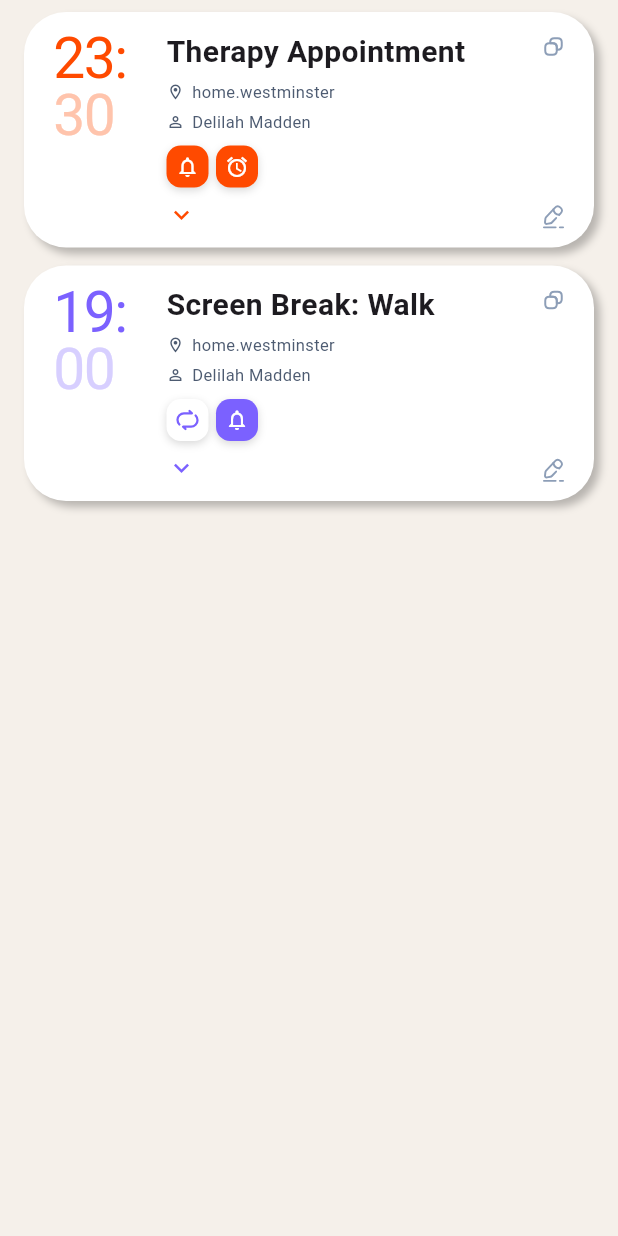
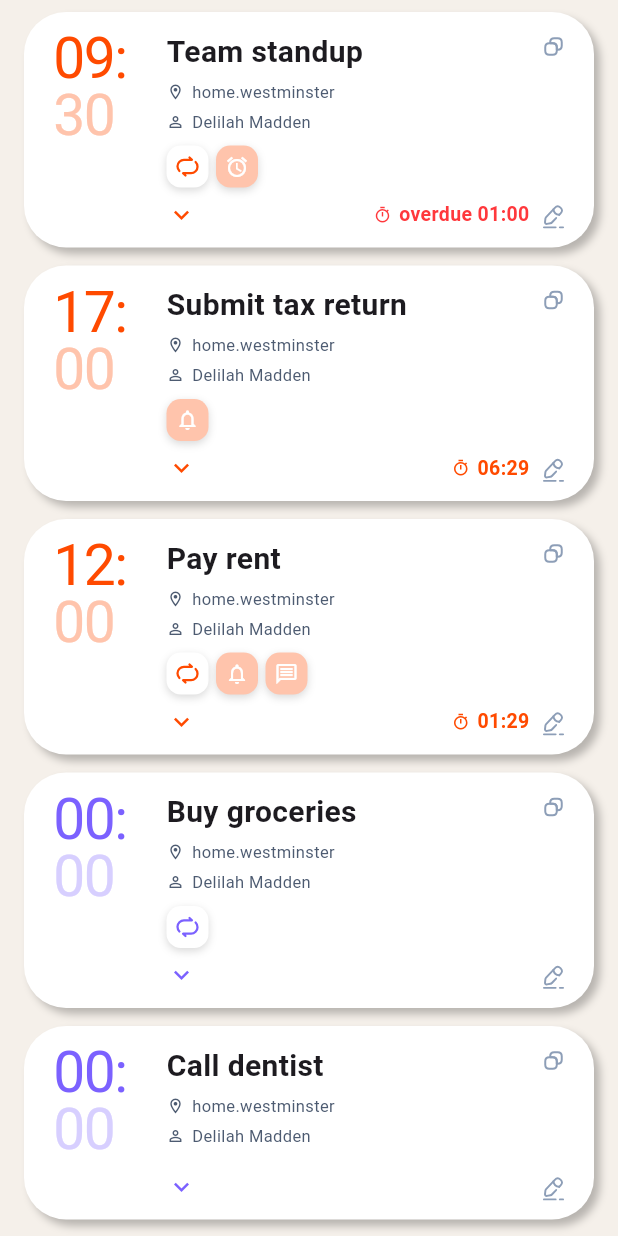
Before and after one commit to 3llasious/Quimbi-Public, a Flutter app: the screen it shows after launch, on a phone screen of 412 x 824 dp. Run offline on Flutter 3.47's test engine with Material 3 defaults, Android fonts, the phone set to English and light mode, and no system bars; our stand-ins replace flutter_svg, sqflite; accounts and stored records are empty; Roboto replaces fonts that are missing (Anonymous Pro).

Commit message:
added overdue lgic to the card display

```diff
--- /dev/null
+++ b/quimbi/lib/db/data/task_seed_loader.dart
@@ -0,0 +1,114 @@
+import '../../models/task_model.dart';
+import '../../models/subtask_model.dart';
+import '../../models/recurrence_model.dart';
+import '../../models/alert_model.dart';
+import '../../models/link_model.dart';
+import '../../models/location_model.dart';
+import '../../models/person_model.dart';
+import 'tasks.dart';
+import 'subtasks.dart';
+import 'recurrence_patterns_data.dart';
+import 'alerts_data.dart';
+import 'links_data.dart';
+import 'locations_data.dart';
+import 'people_data.dart';
+import 'task_people_data.dart';
+
+List<TaskModel> loadTestTasks() {
+  return List.generate(testTasks.length, (index) {
+    final id = index + 1;
+    final taskMap = testTasks[index];
+
+    final subtasks = testSubtasks
+        .where((s) => s['task_id'] == id)
+        .toList()
+        .asMap()
+        .entries
+        .map((e) => SubtaskModel(
+              id: e.key + 1,
+              taskId: id,
+              title: e.value['title'] as String,
+              isCompleted: (e.value['completed'] as int) == 1,
+              position: e.value['position'] as int?,
+            ))
+        .toList();
+
+    final recurrenceMatches =
+        testRecurrencePatterns.where((r) => r['task_id'] == id).toList();
+
+    final recurrence = recurrenceMatches.isNotEmpty
+        ? RecurrenceModel(
+            id: id,
+            taskId: id,
+            recurrenceType: recurrenceMatches[0]['recurrence_type'] as String,
+            weekdays: recurrenceMatches[0]['weekdays'] as String?,
+            dayOfMonth: recurrenceMatches[0]['day_of_month'] as int?,
+            intervalCount: recurrenceMatches[0]['interval_count'] as int?,
+            startsOn: recurrenceMatches[0]['starts_on'] as String?,
+            endsOn: recurrenceMatches[0]['ends_on'] as String?,
+          )
+        : null;
+
+    final alerts = testAlerts
+        .where((a) => a['task_id'] == id)
+        .toList()
+        .asMap()
+        .entries
+        .map((e) => AlertModel(
+              id: e.key + 1,
+              taskId: id,
+              alertTime: e.value['alert_time'] as String,
+              alertType: e.value['alert_type'] as String,
+              isActive: (e.value['is_active'] as int) == 1,
+            ))
+        .toList();
+
+    final links = linksData.where((l) => l.taskId == id).toList();
+
+    final locationId = taskMap['location_id'] as int?;
+    LocationModel? location;
+    if (locationId != null) {
+      final locIndex = locationId - 1;
+      final locMap = testLocations[locIndex];
+      location = LocationModel(
+        id: locationId,
+        label: locMap['label'] as String,
+        address: locMap['address'] as String?,
+        latitude: locMap['latitude'] as double?,
+        longitude: locMap['longitude'] as double?,
+      );
+    }
+
+    final personIds = testTaskPeople
+        .where((tp) => tp['task_id'] == id)
+        .map((tp) => tp['person_id'] as int)
+        .toList();
+
+    final people = personIds.map((personId) {
+      final personIndex = personId - 1;
+      final personMap = testPeople[personIndex];
+      return PersonModel(
+        id: personId,
+        name: personMap['name'] as String,
+        phone: personMap['phone'] as String?,
+        contactId: personMap['contact_id'] as String?,
+      );
+    }).toList();
+
+    return TaskModel(
+      id: id,
+      title: taskMap['title'] as String,
+      isTimeSensitive: (taskMap['time_sensitive'] as int) == 1,
+      dueTime: taskMap['due_time'] as String?,
+      isCompleted: (taskMap['completed'] as int) == 1,
+      createdAt: taskMap['created_at'] as String,
+      locationId: locationId,
+      subtasks: subtasks,
+      alerts: alerts,
+      recurrence: recurrence,
+      links: links,
+      location: location,
+      people: people,
+    );
+  });
+}
--- a/quimbi/lib/widgets/task_card.dart
+++ b/quimbi/lib/widgets/task_card.dart
@@ -75,7 +75,7 @@
     final now = DateTime.now();
 
     final alertTimes = widget.task.alerts.map((alert) {
-      final parts = alert.alertTime.split(':');
+      final parts = _parseTimeParts(alert.alertTime);
       return DateTime(now.year, now.month, now.day,
           int.parse(parts[0]), int.parse(parts[1]));
     }).toList();
@@ -83,7 +83,7 @@
     alertTimes.sort();
     final earliestAlert = alertTimes.first;
 
-    final dueParts = widget.task.dueTime!.split(':');
+    final dueParts = _parseTimeParts(widget.task.dueTime!);
     final dueDateTime = DateTime(now.year, now.month, now.day,
         int.parse(dueParts[0]), int.parse(dueParts[1]));
 
@@ -128,6 +128,13 @@
   Future<void> _launchUrl(String url) async {
     final uri = Uri.parse(url);
     await launchUrl(uri);
+  }
+
+  // Extracts HH:MM from either 'HH:MM', 'HH:MM:SS', or 'YYYY-MM-DD HH:MM:SS'
+  List<String> _parseTimeParts(String rawTime) {
+    final timePart = rawTime.contains(' ') ? rawTime.split(' ').last : rawTime;
+    final parts = timePart.split(':');
+    return [parts[0], parts.length > 1 ? parts[1] : '00'];
   }
 
   String _formatCountdown() {
@@ -219,9 +226,9 @@
   }
 
   Widget _buildTimeColumn() {
-    final timeParts = (widget.task.dueTime ?? '00:00').split(':');
+    final timeParts = _parseTimeParts(widget.task.dueTime ?? '00:00');
     final hours = timeParts[0];
-    final minutes = timeParts.length > 1 ? timeParts[1] : '00';
+    final minutes = timeParts[1];
 
     return SizedBox(
       width: 70,
@@ -344,7 +351,7 @@
 
   bool _hasAlertTimePassed(String alertTime) {
     final now = DateTime.now();
-    final timeParts = alertTime.split(':');
+    final timeParts = _parseTimeParts(alertTime);
     final alertDateTime = DateTime(
       now.year,
       now.month,
@@ -485,12 +492,9 @@
               child: Container(
                 width: 10,
                 height: 10,
-                decoration: const BoxDecoration(
+                decoration: BoxDecoration(
                   shape: BoxShape.circle,
-                  gradient: RadialGradient(
-                    center: Alignment(-0.3, -0.3),
-                    colors: [Color(0xFFFF6B35), Color(0xFFFF4A00), Color(0xFFCC3300)],
-                  ),
+                  color: _accentColour(),
                 ),
               ),
             )
--- a/quimbi/lib/widgets/task_list.dart
+++ b/quimbi/lib/widgets/task_list.dart
@@ -1,10 +1,6 @@
 import 'package:flutter/material.dart';
 import '../models/task_model.dart';
-import '../models/subtask_model.dart';
-import '../models/alert_model.dart';
-import '../models/link_model.dart';
-import '../models/recurrence_model.dart';
-
+import '../db/data/task_seed_loader.dart';
 import 'task_card.dart';
 
 class TaskList extends StatefulWidget {
@@ -15,52 +11,13 @@
 }
 
 class _TaskListState extends State<TaskList> {
-
-//fake tasks so we don't hae to red from db yet
-List<TaskModel> _tasks = [
-  TaskModel(
-    id: 1,
-    title: 'Therapy Appointment',
-    isTimeSensitive: true,
-    dueTime: '23:30',
-    isCompleted: false,
-    createdAt: '2024-01-15 09:00:00',
-    subtasks: [
-      SubtaskModel(id: 1, taskId: 1, title: 'bring journal', isCompleted: false, position: 1),
-      SubtaskModel(id: 2, taskId: 1, title: 'house keys', isCompleted: true, position: 2),
-      SubtaskModel(id: 3, taskId: 1, title: 'bring water', isCompleted: true, position: 3),
-    ],
-    alerts: [
-      AlertModel(id: 1, taskId: 1, alertTime: '14:00', alertType: 'notification', isActive: true),
-      AlertModel(id: 2, taskId: 1, alertTime: '23:00', alertType: 'phone_alarm', isActive: true),
-    ],
-    links: [
-      LinkModel(id: 1, taskId: 1, label: 'playlist', url: 'https://open.spotify.com/playlist/example'),
-      LinkModel(id: 2, taskId: 1, label: 'notes', url: 'https://notion.so/therapy-notes'),
-    ],
-  ),
-TaskModel(
-    id: 2,
-    title: 'Screen Break: Walk',
-    isTimeSensitive: false,
-    dueTime: '19:00',
-    isCompleted: false,
-    createdAt: '2024-01-15 09:00:00',
-    subtasks: [],
-    alerts: [
-      AlertModel(id: 3, taskId: 2, alertTime: '18:45', alertType: 'notification', isActive: true),
-    ],
-    links: [],
-    recurrence: RecurrenceModel(
-      id: 2,
-      taskId: 2,
-      recurrenceType: 'weekly',
-      weekdays: '6',
-      intervalCount: 1,
-      startsOn: '2024-01-15',
-    ),
-  ),
-];
+  List<TaskModel> _tasks = loadTestTasks()
+    ..sort((a, b) {
+      if (a.dueTime == null && b.dueTime == null) return 0;
+      if (a.dueTime == null) return 1;
+      if (b.dueTime == null) return -1;
+      return a.dueTime!.compareTo(b.dueTime!);
+    });
 
   void _completeTask(int taskId) {
     setState(() => _tasks.removeWhere((task) => task.id == taskId));
```
